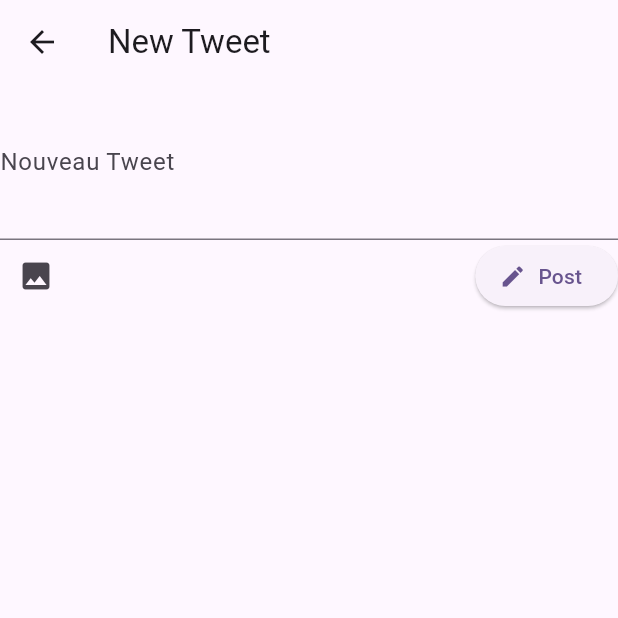
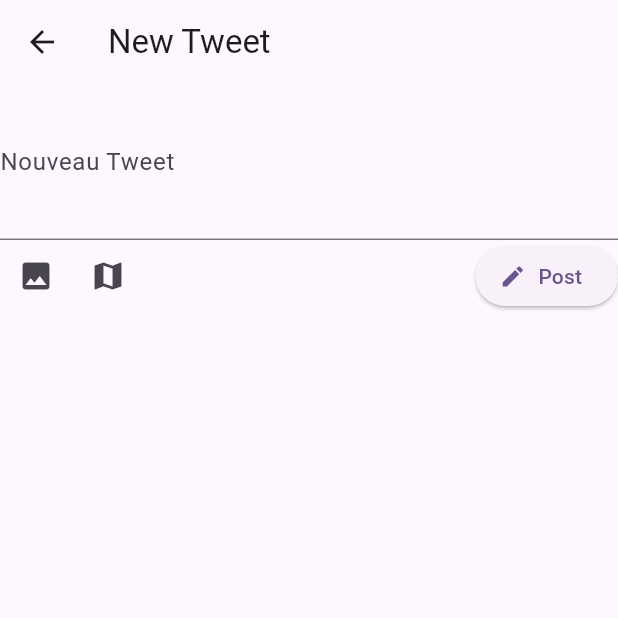
Before and after one commit to KillianSb/xclone, a Flutter app: the NewTweetPage screen opened by its route, on a phone screen of 412 x 824 dp, the top half of it. Run offline on Flutter 3.47's test engine with Material 2 defaults, Android fonts, the phone set to English and light mode, and no system bars; our stand-ins replace file_picker, flutter_map, go_router, latlong2; network calls fail.

Commit message:
Ajout map

```diff
--- a/lib/pages/new_tweet.dart
+++ b/lib/pages/new_tweet.dart
@@ -2,6 +2,8 @@ import 'dart:io';
 
 import 'package:file_picker/file_picker.dart';
 import 'package:flutter/material.dart';
+import 'package:flutter_map/flutter_map.dart';
+import 'package:latlong2/latlong.dart';
 
 class NewTweetPage extends StatefulWidget {
   const NewTweetPage({super.key});
@@ -12,6 +14,7 @@ class NewTweetPage extends StatefulWidget {
 
 class _NewTweetPageState extends State<NewTweetPage> {
   File? fileImage = null;
+  bool showMap = false;
   @override
   Widget build(BuildContext context) {
     return Scaffold(
@@ -37,12 +40,42 @@ class _NewTweetPageState extends State<NewTweetPage> {
                       fileImage = fp?.files[0].path != null ? File(fp!.files[0].path!) : null;
                     });
                   }, icon: const Icon(Icons.image)),
+                  IconButton(
+                      onPressed: (){
+                        setState(() {
+                          showMap = !showMap;
+                        });
+                      },
+                      icon: const Icon(Icons.map)
+                  ),
+                  const Spacer(),
                   ElevatedButton.icon(onPressed: (){},
                     icon: const Hero(tag: "edit", child: Icon(Icons.edit)),
                     label: const Text("Post"),
                   ),
                 ],
-              )
+              ),
+              showMap ? Flexible(
+                  child: FlutterMap(
+                      options: MapOptions(
+                        center: const LatLng(47.227138, -1.6395439),
+                        zoom: 15.2,
+                      ),
+                  children: [
+                    TileLayer(
+                      urlTemplate: "https://tile.openstreetmap.org/{z}/{x}/{y}.png",
+                      userAgentPackageName: 'dev.fleaflet.flutter_map.example',
+                    ),
+                    MarkerLayer(
+                      markers: [
+                        Marker(
+                          point: const LatLng(47.227138, -1.6395439),
+                          builder: (ctx) => const Icon(Icons.location_pin, size: 40, color: Colors.red)
+                        )
+                      ],
+                    )
+                  ])
+              ) : Container()
             ]
           ),
       ),
```
Also changed, not shown: 1 other file.
